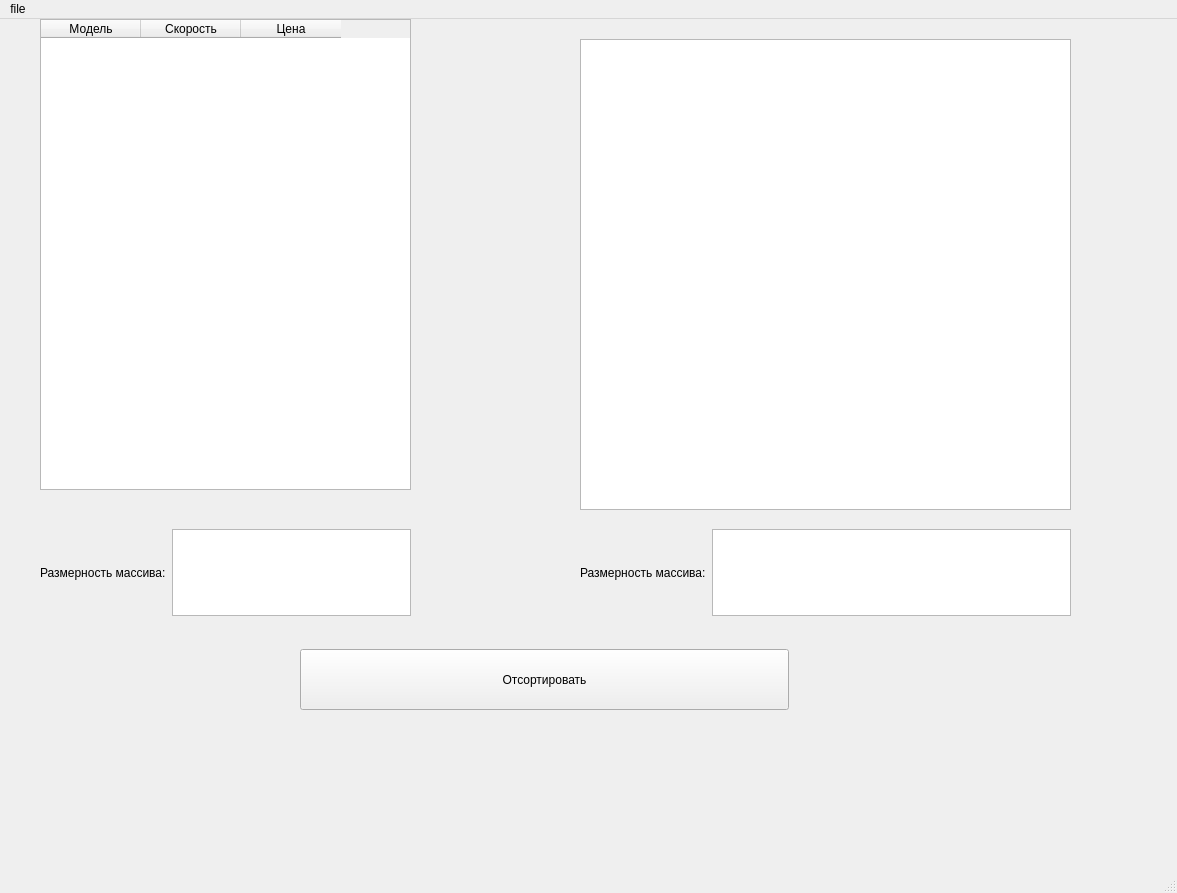
First picture: the form in laba2/mainwindow.ui, repository MariaShakuro/labs, before the edit.
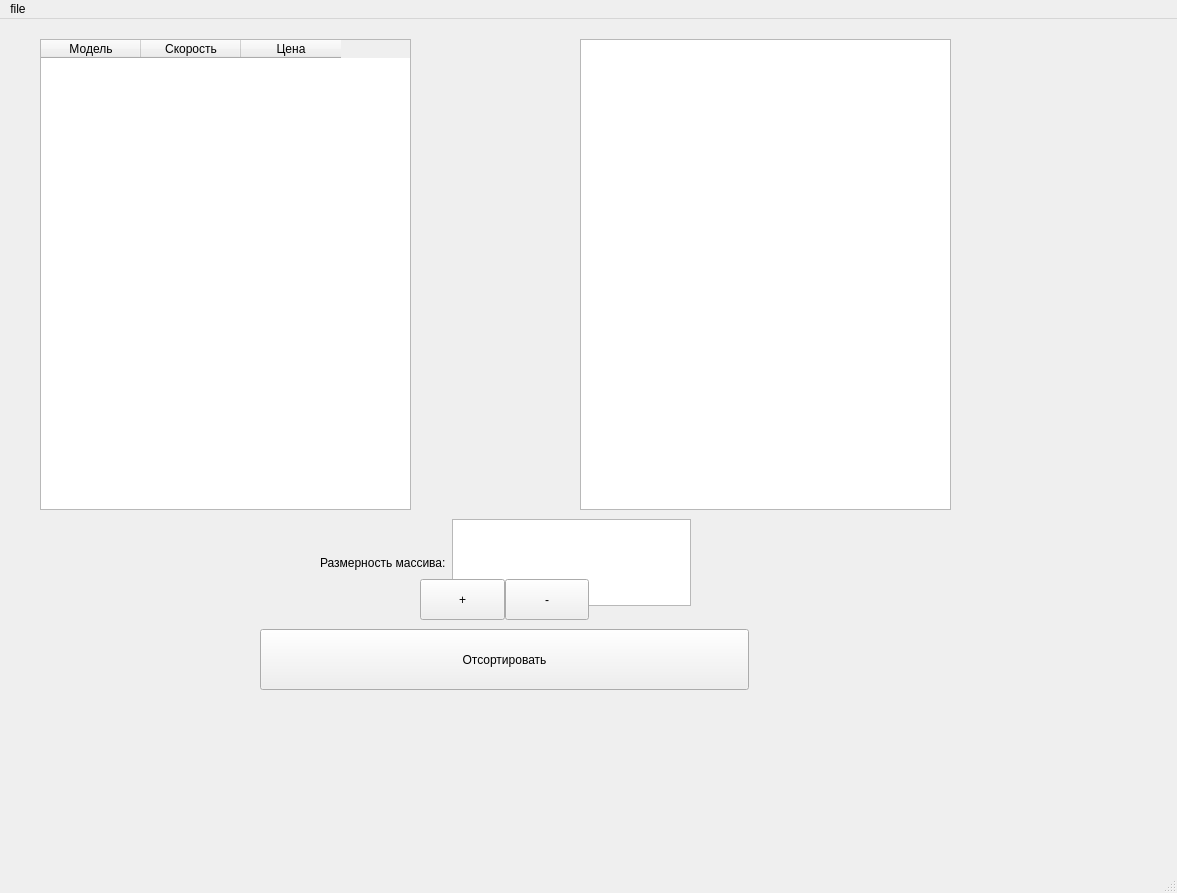
Second picture: the form after the edit.

Diff of the .ui file:
```diff
--- a/laba2/mainwindow.ui
+++ b/laba2/mainwindow.ui
@@ -19,7 +19,7 @@
      <rect>
       <x>580</x>
       <y>20</y>
-      <width>491</width>
+      <width>371</width>
       <height>471</height>
      </rect>
     </property>
@@ -29,33 +29,11 @@
      </item>
     </layout>
    </widget>
-   <widget class="QWidget" name="horizontalLayoutWidget_2">
-    <property name="geometry">
-     <rect>
-      <x>580</x>
-      <y>510</y>
-      <width>491</width>
-      <height>87</height>
-     </rect>
-    </property>
-    <layout class="QHBoxLayout" name="horizontalLayout_2">
-     <item>
-      <widget class="QLabel" name="label_2">
-       <property name="text">
-        <string>Размерность массива:</string>
-       </property>
-      </widget>
-     </item>
-     <item>
-      <widget class="QTextEdit" name="textEdit_2"/>
-     </item>
-    </layout>
-   </widget>
    <widget class="QWidget" name="horizontalLayoutWidget">
     <property name="geometry">
      <rect>
-      <x>40</x>
-      <y>510</y>
+      <x>320</x>
+      <y>500</y>
       <width>371</width>
       <height>87</height>
      </rect>
@@ -76,8 +54,8 @@
    <widget class="QPushButton" name="pushButton_2">
     <property name="geometry">
      <rect>
-      <x>300</x>
-      <y>630</y>
+      <x>260</x>
+      <y>610</y>
       <width>489</width>
       <height>61</height>
      </rect>
@@ -90,7 +68,7 @@
     <property name="geometry">
      <rect>
       <x>40</x>
-      <y>0</y>
+      <y>20</y>
       <width>371</width>
       <height>471</height>
      </rect>
@@ -111,6 +89,47 @@
      </property>
     </column>
    </widget>
+   <widget class="QWidget" name="horizontalLayoutWidget_3">
+    <property name="geometry">
+     <rect>
+      <x>420</x>
+      <y>560</y>
+      <width>169</width>
+      <height>41</height>
+     </rect>
+    </property>
+    <layout class="QHBoxLayout" name="horizontalLayout_3">
+     <property name="spacing">
+      <number>0</number>
+     </property>
+     <item>
+      <widget class="QPushButton" name="pushButton">
+       <property name="sizePolicy">
+        <sizepolicy hsizetype="Minimum" vsizetype="Preferred">
+         <horstretch>0</horstretch>
+         <verstretch>0</verstretch>
+        </sizepolicy>
+       </property>
+       <property name="text">
+        <string>+</string>
+       </property>
+      </widget>
+     </item>
+     <item>
+      <widget class="QPushButton" name="pushButton_3">
+       <property name="sizePolicy">
+        <sizepolicy hsizetype="Minimum" vsizetype="Preferred">
+         <horstretch>0</horstretch>
+         <verstretch>0</verstretch>
+        </sizepolicy>
+       </property>
+       <property name="text">
+        <string>-</string>
+       </property>
+      </widget>
+     </item>
+    </layout>
+   </widget>
   </widget>
   <widget class="QStatusBar" name="statusbar"/>
   <widget class="QMenuBar" name="menubar">
```
